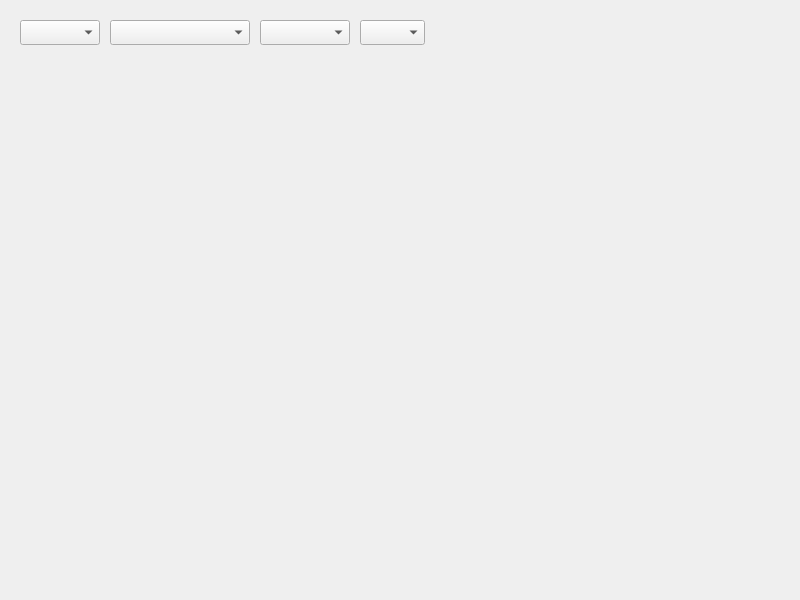
This is GradeBookApp/mainwindow.ui in it-top-shambala/GradeBook as Qt 5 draws it before an edit. The edited form follows.
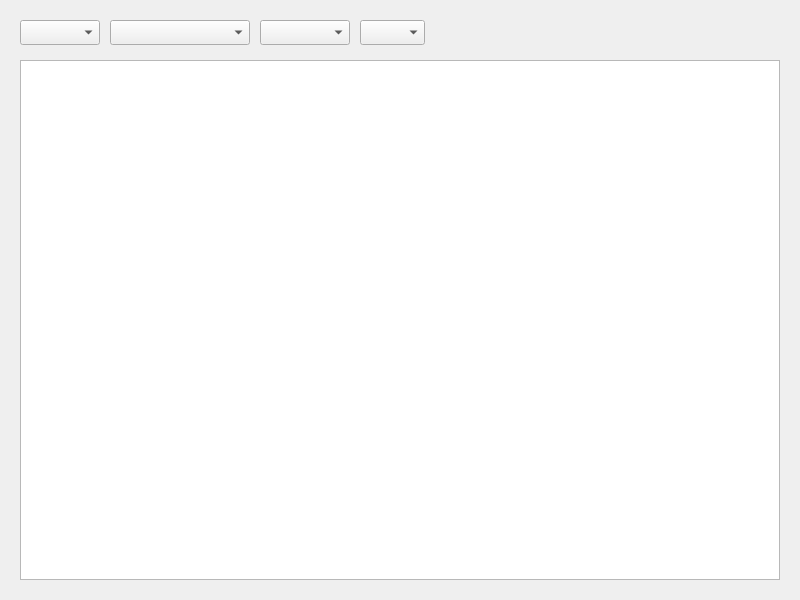
This is the edited form.

```diff
--- a/GradeBookApp/mainwindow.ui
+++ b/GradeBookApp/mainwindow.ui
@@ -71,6 +71,16 @@
      <string>Урок</string>
     </property>
    </widget>
+   <widget class="QTableView" name="tableStudentsMarks">
+    <property name="geometry">
+     <rect>
+      <x>20</x>
+      <y>60</y>
+      <width>760</width>
+      <height>520</height>
+     </rect>
+    </property>
+   </widget>
   </widget>
  </widget>
  <resources/>
```
